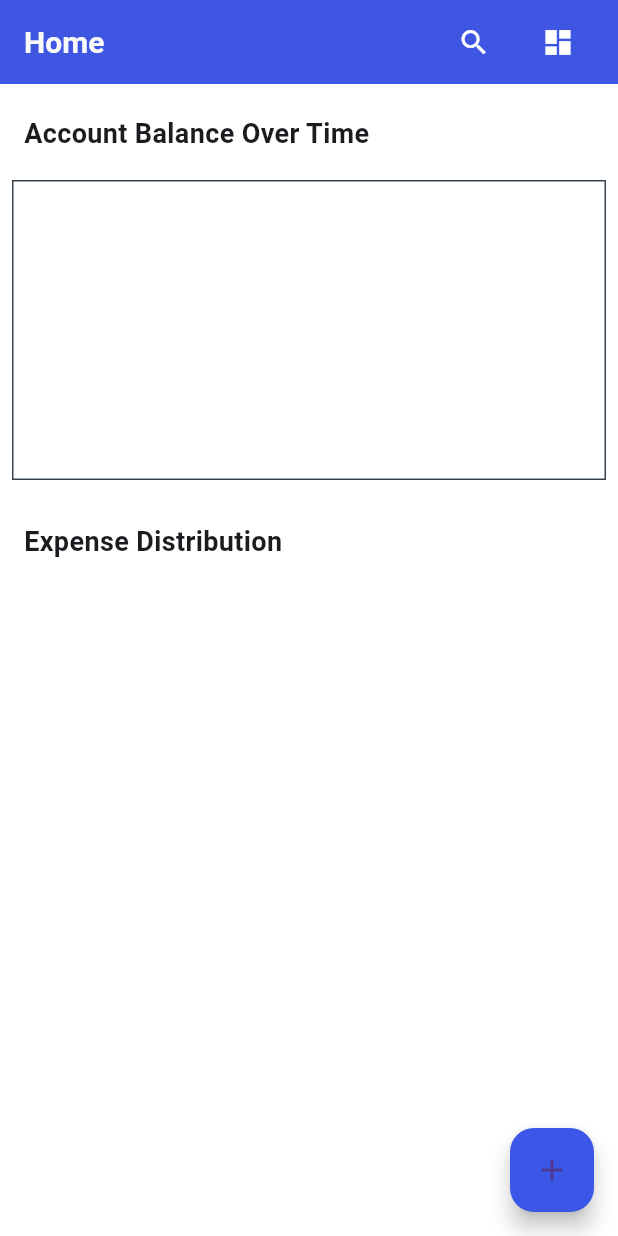
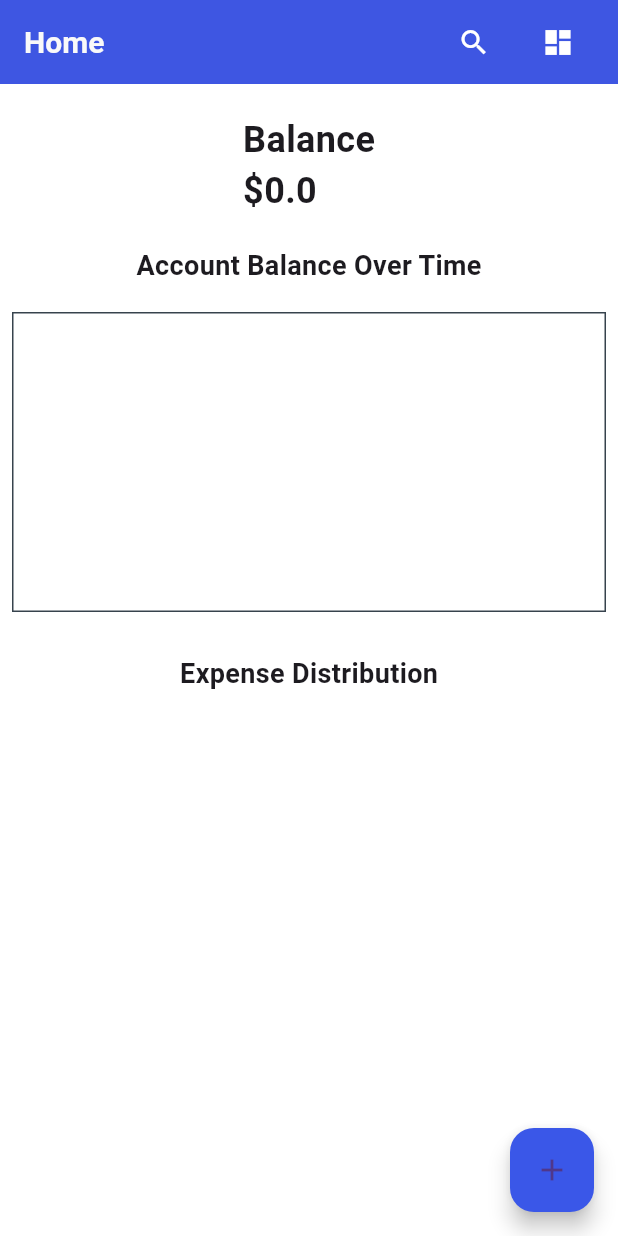
Before and after one commit to Resilliance1/Finance-App, a Flutter app: the DashboardScreen screen opened directly with empty values, on a phone screen of 412 x 824 dp. Run offline on Flutter 3.47's test engine with Material 3 defaults, Android fonts, the phone set to English and light mode, and no system bars; drawn by our look-alikes of fl_chart; our stand-ins replace cloud_firestore, firebase_auth, firebase_core, get; missing offline and left inert: dart:html; accounts and stored records are empty; network calls fail.

Commit message:
Changed dashboard
Added total balance for the account

```diff
--- a/lib/DashboardScreen.dart
+++ b/lib/DashboardScreen.dart
@@ -11,7 +11,7 @@ class DashboardScreen extends StatefulWidget {
 
   DashboardScreen({required this.email});
   @override
-  _DashboardScreenState createState() => _DashboardScreenState(email:email);
+  _DashboardScreenState createState() => _DashboardScreenState(email: email);
 }
 
 class _DashboardScreenState extends State<DashboardScreen> {
@@ -27,16 +27,25 @@ class _DashboardScreenState extends State<DashboardScreen> {
     super.initState();
     _loadTransactions();
   }
+
+  double calculateTotalBalance(List<MyTransaction> transactions) {
+    double totalBalance = transactions.fold(
+        0.0, (sum, transaction) => sum + transaction.getValue());
+    return double.parse(totalBalance.toStringAsFixed(2));
+  }
+
   Future<void> _loadTransactions() async {
-    List<MyTransaction> loadedTransactions = await getTransactionsFromFirestore();
+    List<MyTransaction> loadedTransactions =
+        await getTransactionsFromFirestore();
     updateData(loadedTransactions);
   }
 
   Future<void> updateData(List<MyTransaction> updatedTransactions) async {
+    double totalValue = updatedTransactions.fold(
+        0.0, (sum, transaction) => sum + transaction.getValue());
 
-    double totalValue = updatedTransactions.fold(0.0, (sum, transaction) => sum + transaction.getValue());
-
-    List<PieChartSectionData> updatedSections = updatedTransactions.map((transaction) {
+    List<PieChartSectionData> updatedSections =
+        updatedTransactions.map((transaction) {
       double percentage = (transaction.getValue() / totalValue) * 100;
       return PieChartSectionData(
         color: generateRandomColor(),
@@ -46,7 +55,8 @@ class _DashboardScreenState extends State<DashboardScreen> {
       );
     }).toList();
 
-    List<FlSpot> updatedLineChartData = convertTransactionsToLineChartData(updatedTransactions);
+    List<FlSpot> updatedLineChartData =
+        convertTransactionsToLineChartData(updatedTransactions);
 
     setState(() {
       transactions = updatedTransactions;
@@ -54,14 +64,14 @@ class _DashboardScreenState extends State<DashboardScreen> {
       lineChartData = updatedLineChartData;
     });
   }
+
   // Todo use firestore or something to store and retrieve transactions
   Future<List<MyTransaction>> getTransactionsFromFirestore() async {
     try {
       CollectionReference transactionsRef =
           FirebaseFirestore.instance.collection('Transactions');
-      QuerySnapshot querySnapshot = await transactionsRef
-          .where('uid', isEqualTo: email)
-          .get();
+      QuerySnapshot querySnapshot =
+          await transactionsRef.where('uid', isEqualTo: email).get();
       List<MyTransaction> transactions = querySnapshot.docs.map((doc) {
         Map<String, dynamic> data = doc.data() as Map<String, dynamic>;
         return MyTransaction.fromMap(data);
@@ -73,29 +83,16 @@ class _DashboardScreenState extends State<DashboardScreen> {
     }
   }
 
-  List<PieChartSectionData> convertTransactionsToPieData(List<MyTransaction> transactions) {
-    double totalValue = transactions.fold(0.0, (sum, transaction) => sum + transaction.getValue());
-
-    List<PieChartSectionData> pieChartSections = transactions.map((transaction) {
-      double percentage = (transaction.getValue() / totalValue) * 100;
-      return PieChartSectionData(
-        color: generateRandomColor(),
-        value: percentage,
-        title: transaction.getCategory(),
-        radius: 175,
-      );
-    }).toList();
-
-    return pieChartSections;
-  }
-
-  List<FlSpot> convertTransactionsToLineChartData(List<MyTransaction> transactions) {
+  List<FlSpot> convertTransactionsToLineChartData(
+      List<MyTransaction> transactions) {
     List<FlSpot> lineChartData = [];
 
     for (int i = 0; i < transactions.length; i++) {
       // Use the transaction's time as the x-coordinate
       // and the value as the y-coordinate
-      lineChartData.add(FlSpot(transactions[i].getTime().millisecondsSinceEpoch.toDouble(), transactions[i].getValue()));
+      lineChartData.add(FlSpot(
+          transactions[i].getTime().millisecondsSinceEpoch.toDouble(),
+          transactions[i].getValue()));
     }
 
     return lineChartData;
@@ -118,7 +115,7 @@ class _DashboardScreenState extends State<DashboardScreen> {
     final updatedTransactionList = await Navigator.push(
       context,
       MaterialPageRoute(
-        builder: (context) => TransactionListWidget(email:email),
+        builder: (context) => TransactionListWidget(email: email),
       ),
     );
 
@@ -163,7 +160,8 @@ class _DashboardScreenState extends State<DashboardScreen> {
               onPressed: () {
                 Navigator.push(
                   context,
-                  MaterialPageRoute(builder: (context) => MyAccountScreen(email:email)),
+                  MaterialPageRoute(
+                      builder: (context) => MyAccountScreen(email: email)),
                 );
               },
             ),
@@ -175,8 +173,17 @@ class _DashboardScreenState extends State<DashboardScreen> {
           crossAxisAlignment: CrossAxisAlignment.start,
           children: [
             SizedBox(height: 20),
-            Padding(
-              padding: EdgeInsets.symmetric(horizontal: 16),
+            Center(
+              child: Text(
+                "Balance\n\$${calculateTotalBalance(transactions)}",
+                style: TextStyle(
+                  fontWeight: FontWeight.bold,
+                  fontSize: 24,
+                ),
+              ),
+            ),
+            SizedBox(height: 20),
+            Center(
               child: Text(
                 "Account Balance Over Time",
                 style: TextStyle(
@@ -219,8 +226,7 @@ class _DashboardScreenState extends State<DashboardScreen> {
               ),
             ),
             SizedBox(height: 20),
-            Padding(
-              padding: EdgeInsets.symmetric(horizontal: 16),
+            Center(
               child: Text(
                 "Expense Distribution",
                 style: TextStyle(
@@ -232,16 +238,8 @@ class _DashboardScreenState extends State<DashboardScreen> {
             SizedBox(height: 10),
             Padding(
               padding: EdgeInsets.all(8.0),
-              child: Row(
-                children: [
-                  Expanded(
-                    flex: 1,
-                    child: Container(
-                      height: 500,
-                      child: ListView.builder(
-                        itemCount: sections.length,
-                        itemBuilder: (BuildContext context, int index) {
-                          final section = sections[index];
+              child: Column(
+                children: sections.map((section) {
                   return ListTile(
                     leading: Icon(
                       Icons.circle,
@@ -250,7 +248,7 @@ class _DashboardScreenState extends State<DashboardScreen> {
                     title: Text(
                       section.title,
                       style: TextStyle(
-                                color: section.color,
+                        color: Color(0xFF000000),
                       ),
                     ),
                     trailing: Text(
@@ -260,22 +258,7 @@ class _DashboardScreenState extends State<DashboardScreen> {
                       ),
                     ),
                   );
-                        },
-                      ),
-                    ),
-                  ),
-                  Expanded(
-                    flex: 2,
-                    child: Container(
-                      height: 500,
-                      child: PieChart(
-                        PieChartData(
-                          sections: sections,
-                        ),
-                      ),
-                    ),
-                  ),
-                ],
+                }).toList(),
               ),
             ),
           ],
```
Also changed, not shown: pubspec.lock. Lines whose indentation alone changed are shown as unchanged.
